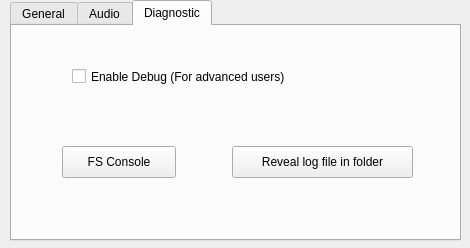
Old version of the form settings_dialog.ui in the repository seven1240/trainer-studio-opensource.
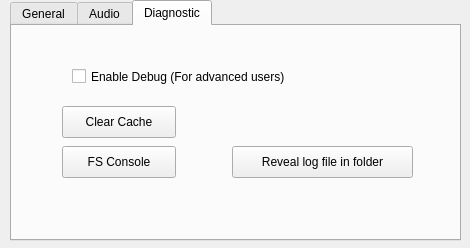
New version of the form. The open tabs and pages were chosen to show the change.

Commit message: clear cache

What changed in the file:
```diff
--- a/settings_dialog.ui
+++ b/settings_dialog.ui
@@ -367,6 +367,19 @@
       <string>FS Console</string>
      </property>
     </widget>
+    <widget class="QPushButton" name="pbClearCache">
+     <property name="geometry">
+      <rect>
+       <x>50</x>
+       <y>80</y>
+       <width>114</width>
+       <height>32</height>
+      </rect>
+     </property>
+     <property name="text">
+      <string>Clear Cache</string>
+     </property>
+    </widget>
    </widget>
   </widget>
  </widget>
```
The commit also changes 2 other files.
